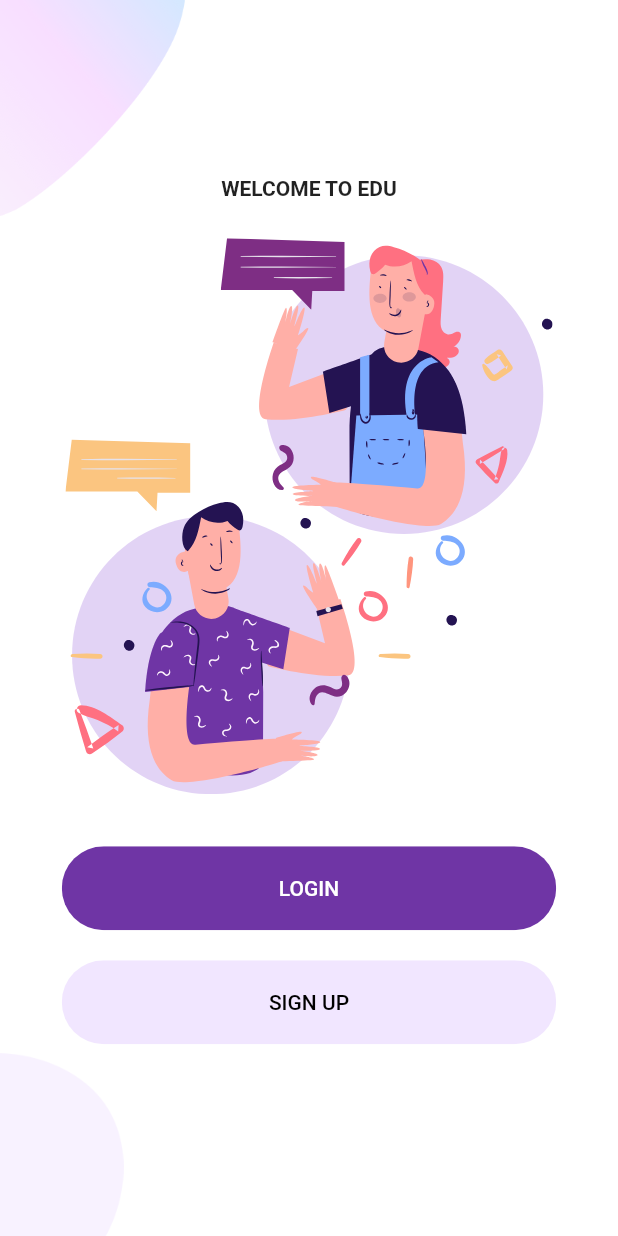
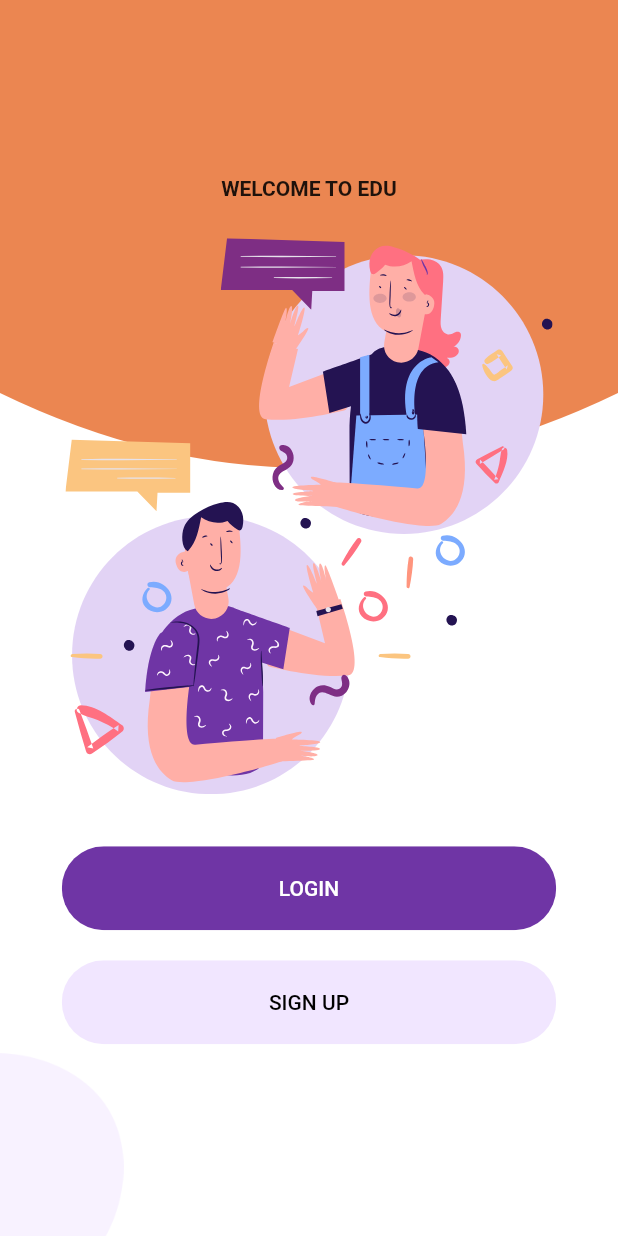
Before and after one commit to chatchaijunpatch/CS_Project_Stock, a Flutter app: the screen it shows after launch, on a phone screen of 412 x 824 dp. Run offline on Flutter 3.47's test engine with Material 2 defaults, Android fonts, the phone set to English and light mode, and no system bars; our stand-ins replace flutter_svg.

Commit message:
update circle screen on welcome background

```diff
--- a/project_stock/lib/Screens/Welcome/components/background.dart
+++ b/project_stock/lib/Screens/Welcome/components/background.dart
@@ -1,4 +1,6 @@
 import 'package:flutter/material.dart';
+import 'package:project_stock/Screens/Welcome/components/shapespainter.dart';
+
 class Background extends StatelessWidget {
   final Widget child;
   const Background({
@@ -17,11 +19,11 @@ class Background extends StatelessWidget {
         children: [
           Positioned(
             top: 0, // all top position is 0
-            left: 0, // all left position is 0
-            child: Image.asset(
-              "assets/images/main_top.png",
-              width: size.width * 0.3,
-            ), //image semi circle
+            child: CustomPaint(
+              painter: ShapesPainter(),
+              size: Size(size.height, size.width-100),
+              // child: Container(height: 300),
+            ),
           ),
           Positioned(
             bottom: 0, // all top position is 0
```
Also changed, not shown: project_stock/lib/Screens/Welcome/components/shapespainter.dart (added, +23 -0 lines).
